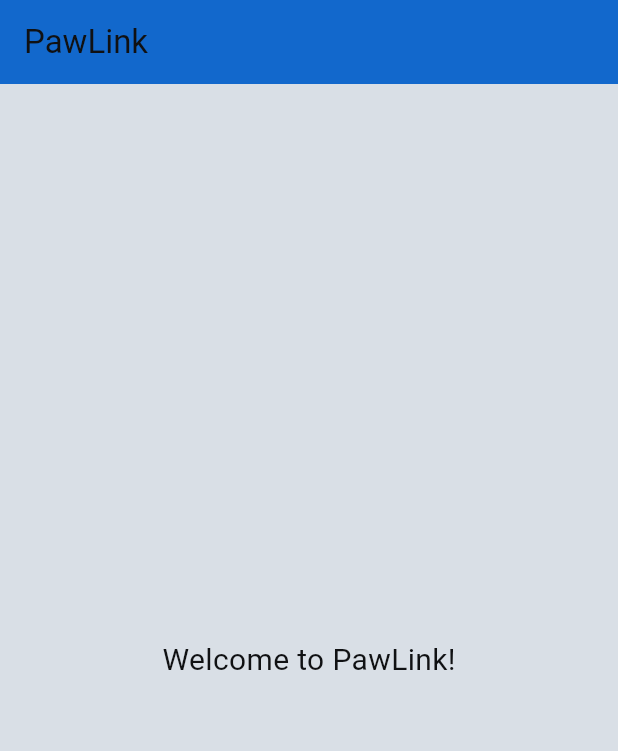
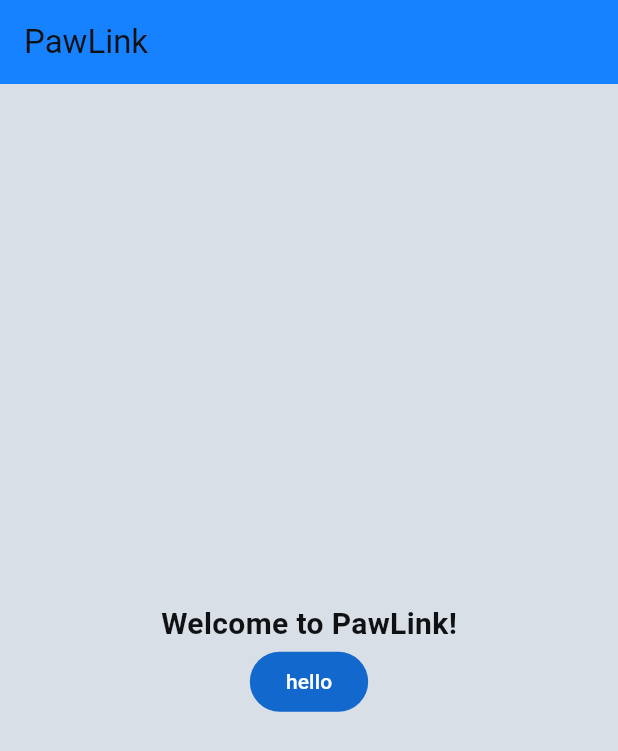
Before and after one commit to Itssafa/projet-mobile, a Flutter app: the screen it shows after launch, on a phone screen of 412 x 824 dp. Shown: the top 751 px of the screen. Run offline on Flutter 3.47's test engine with Material 3 defaults, Android fonts, the phone set to English and light mode, and no system bars; Roboto replaces fonts that are missing (Catamaran).

Commit message:
feat : button

```diff
--- a/lib/app/theme/colors.dart
+++ b/lib/app/theme/colors.dart
@@ -4,9 +4,9 @@ class AppColors{
   //blue colors
   static const Color blue_900 = Color(0xFF0C4180);
   static const Color blue_700 = Color(0xFF1268CC);
-  static const Color blue_500 = Color(0xFF1782FF);
+  static const Color primary = Color(0xFF1782FF);
   static const Color blue_300 = Color(0xFF74B4FF);
-  static const Color blue_100 = Color(0xFFD1E6FF);
+  static const Color disabled = Color(0xFFD1E6FF);
 //LIght blue colors
   static const Color light_blue_900 = Color(0xFF285B80);
   static const Color light_blue_700 = Color(0xFF4091CC);
@@ -43,6 +43,6 @@ class AppColors{
   static const Color grey_200 = Color(0xFFd9dfe6);
   static const Color grey_150 = Color(0xFFeceff2);
   static const Color grey_100 = Color(0xFFF7FAFC);
-  static const Color grey_0 = Color(0xFFFFFFFF);
+  static const Color secondary = Color(0xFFFFFFFF);
 
 }
--- a/lib/app/theme/text_styles.dart
+++ b/lib/app/theme/text_styles.dart
@@ -15,4 +15,10 @@ class AppTextStyles{
     fontSize: 20,
     fontWeight: FontWeight.bold,
   );
+
+  static const TextStyle button=TextStyle(
+    fontFamily: bodyFontFamily,
+    fontSize: 14,
+    fontWeight: FontWeight.normal,
+  );
 }
--- a/lib/main.dart
+++ b/lib/main.dart
@@ -1,6 +1,8 @@
 import 'package:flutter/material.dart';
 import 'package:my_app/app/theme/app_theme.dart';
 import 'package:my_app/app/theme/colors.dart';
+import 'package:my_app/app/theme/text_styles.dart';
+
 
 void main() {
   runApp(const MyApp());
@@ -22,20 +24,27 @@ class MyApp extends StatelessWidget {
 
 class HomePage extends StatelessWidget {
   const HomePage({super.key});
-
   @override
   Widget build(BuildContext context) {
+    final bool enabled=true;
+    final VoidCallback? onPressed = enabled ? () {} : null;
     return Scaffold(
       appBar: AppBar(
         title: const Text('PawLink'),
-        backgroundColor: AppColors.blue_700, // Main app color
+        backgroundColor: AppColors.primary, // Main app color
       ),
-      body: const Center(
-        child: Text(
+      body: Center(
+        child:Column(
+          mainAxisAlignment: MainAxisAlignment.center,
+          children: [
+         const  Text(
           'Welcome to PawLink!',
-          style: TextStyle(fontSize: 20),
+          style: AppTextStyles.header1,
+          ),
+            FilledButton(onPressed: onPressed, child: const Text("hello") )
+      ],
+      )
         ),
-      ),
-    );
+      );
   }
 }
```
